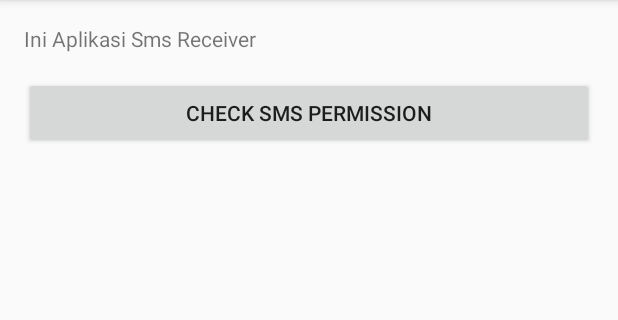
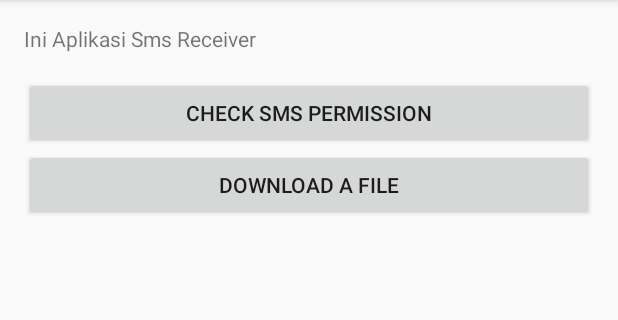
Before and after one commit to dendickys/my-broadcast-receiver-expert, an Android app: the screen it shows after launch (MainActivity), after a tap on "CHECK SMS PERMISSION", on a phone screen of 412 x 824 dp, the part 84-404 px from its top. Run offline under Robolectric (Android 15) with nearby library versions, the phone set to English and light mode, and no system bars.

Commit message:
Add Download Service

```diff
--- a/app/src/main/java/com/dendickys/mybroadcastreceiverexpert/MainActivity.java
+++ b/app/src/main/java/com/dendickys/mybroadcastreceiverexpert/MainActivity.java
@@ -2,8 +2,13 @@ package com.dendickys.mybroadcastreceiverexpert;
 
 import android.Manifest;
 import android.app.Activity;
+import android.content.BroadcastReceiver;
+import android.content.Context;
+import android.content.Intent;
+import android.content.IntentFilter;
 import android.content.pm.PackageManager;
 import android.os.Bundle;
+import android.util.Log;
 import android.view.View;
 import android.widget.Button;
 import android.widget.Toast;
@@ -15,6 +20,9 @@ import androidx.core.app.ActivityCompat;
 public class MainActivity extends AppCompatActivity implements View.OnClickListener {
 
     Button btnCheckPermission;
+    Button btnDownload;
+    public static final String ACTION_DOWNLOAD_STATUS = "download_status";
+    private BroadcastReceiver downloadReceiver;
 
     @Override
     protected void onCreate(Bundle savedInstanceState) {
@@ -23,12 +31,36 @@ public class MainActivity extends AppCompatActivity implements View.OnClickListe
 
         btnCheckPermission = findViewById(R.id.btn_permission);
         btnCheckPermission.setOnClickListener(this);
+        btnDownload = findViewById(R.id.btn_download);
+        btnDownload.setOnClickListener(this);
+
+        downloadReceiver = new BroadcastReceiver() {
+            @Override
+            public void onReceive(Context context, Intent intent) {
+                Log.d(DownloadService.TAG, "Download Selesai");
+                Toast.makeText(context, "Download Selesai", Toast.LENGTH_SHORT).show();
+            }
+        };
+        IntentFilter downloadIntentFilter = new IntentFilter(ACTION_DOWNLOAD_STATUS);
+
+        registerReceiver(downloadReceiver, downloadIntentFilter);
     }
 
     @Override
     public void onClick(View v) {
         if (v.getId() == R.id.btn_permission) {
-            PermissionManager.check(this, Manifest.permission.RECEIVE_SMS, SMS_REQUEST_CODE);
+            SmsReceiver.PermissionManager.check(this, Manifest.permission.RECEIVE_SMS, SMS_REQUEST_CODE);
+        } else if (v.getId() == R.id.btn_download) {
+            Intent downloadServiceIntent = new Intent(this, DownloadService.class);
+            startService(downloadServiceIntent);
+        }
+    }
+
+    @Override
+    protected void onDestroy() {
+        super.onDestroy();
+        if (downloadReceiver != null) {
+            unregisterReceiver(downloadReceiver);
         }
     }
 
@@ -44,12 +76,4 @@ public class MainActivity extends AppCompatActivity implements View.OnClickListe
             }
         }
     }
-
-    public static class PermissionManager {
-        public static void check(Activity activity, String permission, int requestCode) {
-            if (ActivityCompat.checkSelfPermission(activity, permission) != PackageManager.PERMISSION_GRANTED) {
-                ActivityCompat.requestPermissions(activity, new String[]{permission}, requestCode);
-            }
-        }
-    }
 }
--- a/app/src/main/java/com/dendickys/mybroadcastreceiverexpert/SmsReceiverActivity.java
+++ b/app/src/main/java/com/dendickys/mybroadcastreceiverexpert/SmsReceiverActivity.java
@@ -40,7 +40,7 @@ public class SmsReceiverActivity extends AppCompatActivity implements View.OnCli
 
     @Override
     public void onClick(View v) {
-        if (v.getId() == R.id.btn_permission) {
+        if (v.getId() == R.id.btn_close) {
             finish();
         }
     }
--- a/app/src/main/res/layout/activity_main.xml
+++ b/app/src/main/res/layout/activity_main.xml
@@ -20,4 +20,10 @@
         android:layout_width="match_parent"
         android:layout_height="wrap_content"
         android:text="@string/check_sms_permission" />
+
+    <Button
+        android:id="@+id/btn_download"
+        android:layout_width="match_parent"
+        android:layout_height="wrap_content"
+        android:text="@string/download_file"/>
 </LinearLayout>
--- a/app/src/main/res/layout/activity_sms_receiver.xml
+++ b/app/src/main/res/layout/activity_sms_receiver.xml
@@ -25,7 +25,7 @@
         android:layout_marginBottom="16dp"/>
 
     <Button
-        android:id="@+id/tn_close"
+        android:id="@+id/btn_close"
         android:layout_width="wrap_content"
         android:layout_height="wrap_content"
         android:padding="8dp"
--- a/build.gradle
+++ b/build.gradle
@@ -7,7 +7,7 @@ buildscript {
 
     }
     dependencies {
-        classpath 'com.android.tools.build:gradle:3.5.0'
+        classpath 'com.android.tools.build:gradle:3.5.1'
 
         // NOTE: Do not place your application dependencies here; they belong
         // in the individual module build.gradle files
```
Also changed, not shown: app/src/main/AndroidManifest.xml (+8 -4 lines), app/src/main/java/com/dendickys/mybroadcastreceiverexpert/DownloadService.java (added, +30 -0 lines), app/src/main/java/com/dendickys/mybroadcastreceiverexpert/SmsReceiver.java (+8 -0 lines).
